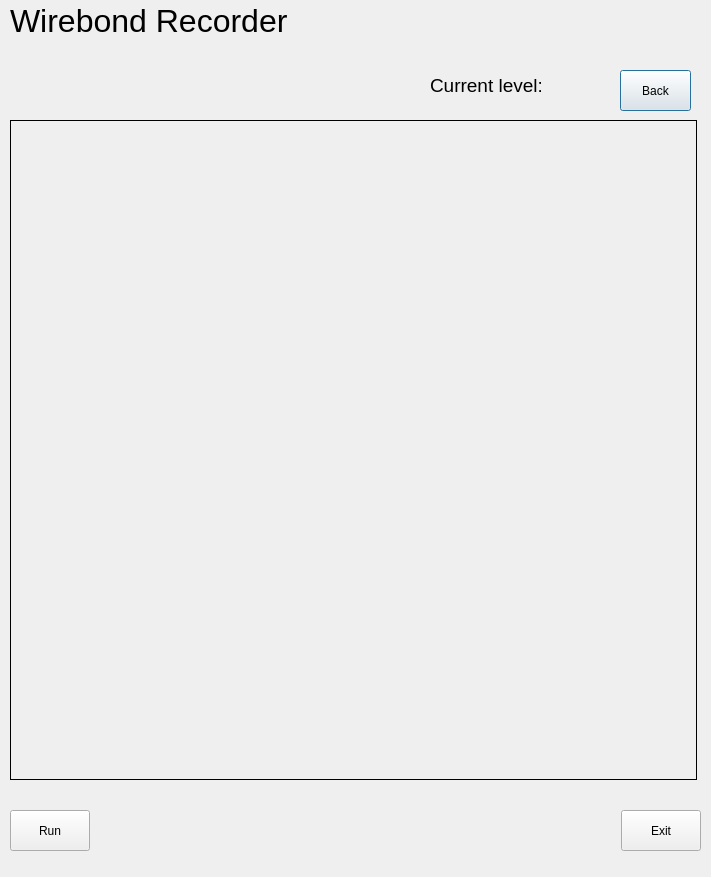
First picture: the form in gui/WirebondRecorderGUI.ui, repository adamazoulay/ITkTrackingGUI, before the edit.
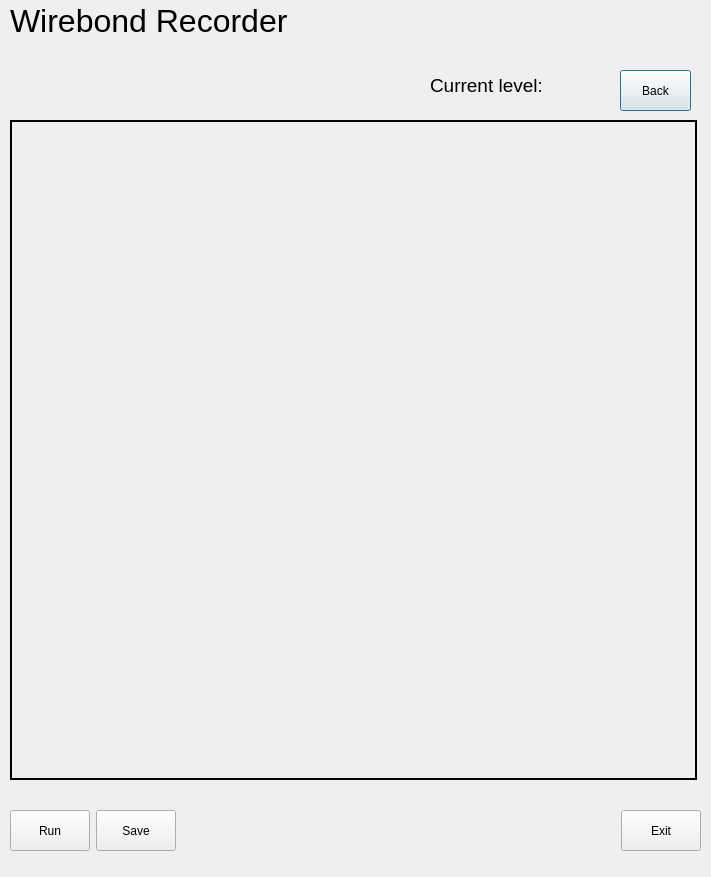
Second picture: the form after the edit.

Commit message: Added beta selection mode, changed style sheets

What changed in the file:
```diff
--- a/gui/WirebondRecorderGUI.ui
+++ b/gui/WirebondRecorderGUI.ui
@@ -29,7 +29,10 @@
     </rect>
    </property>
    <property name="autoFillBackground">
-    <bool>true</bool>
+    <bool>false</bool>
+   </property>
+   <property name="styleSheet">
+    <string notr="true">border: 2px solid black;</string>
    </property>
    <property name="frameShape">
     <enum>QFrame::Box</enum>
@@ -117,7 +120,7 @@
      <height>41</height>
     </rect>
    </property>
-   <layout class="QHBoxLayout" name="horizontalLayout" stretch="0,0,0">
+   <layout class="QHBoxLayout" name="horizontalLayout" stretch="0,0,0,0">
     <property name="sizeConstraint">
      <enum>QLayout::SetDefaultConstraint</enum>
     </property>
@@ -140,6 +143,19 @@
       </property>
      </widget>
     </item>
+    <item>
+     <widget class="QPushButton" name="btnSave">
+      <property name="sizePolicy">
+       <sizepolicy hsizetype="Minimum" vsizetype="Minimum">
+        <horstretch>0</horstretch>
+        <verstretch>0</verstretch>
+       </sizepolicy>
+      </property>
+      <property name="text">
+       <string>Save</string>
+      </property>
+     </widget>
+    </item>
     <item>
      <spacer name="horizontalSpacer">
       <property name="orientation">
```
Left out of the diff: 2 changed lines with no effect on the pictures. The commit also changes 3 other files.
